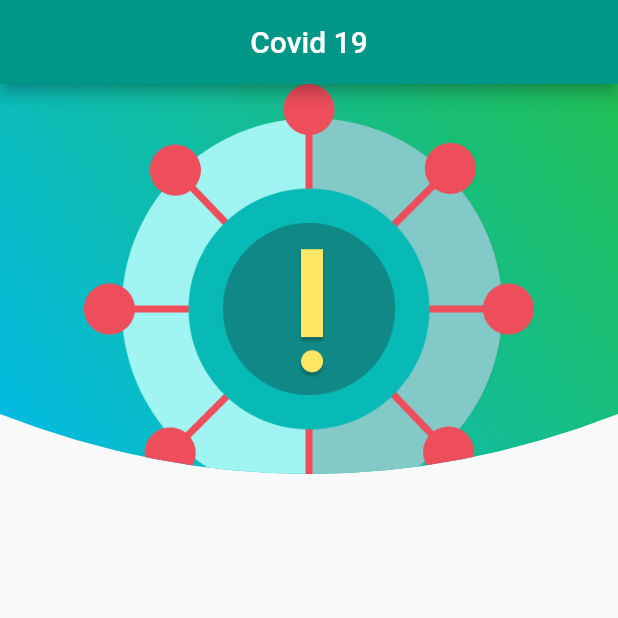
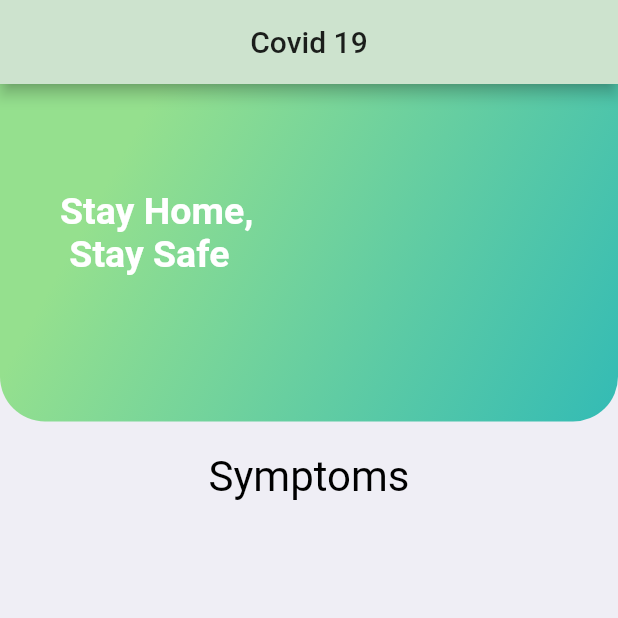
Before and after one commit to FahimMuntashir/Covid19-FlutterUI, a Flutter app: the screen it shows after launch, on a phone screen of 412 x 824 dp, the top half of it. Run offline on Flutter 3.47's test engine with Material 2 defaults, Android fonts, the phone set to English and light mode, and no system bars; Roboto replaces fonts that are missing (Helvetica).

Commit message:
Upper  Design

```diff
--- a/lib/main.dart
+++ b/lib/main.dart
@@ -1,88 +1,81 @@
-import 'package:flutter/cupertino.dart';
 import 'package:flutter/material.dart';
 
-void main() => runApp(CovidUI());
+import 'constraints.dart';
+void main() => runApp(MyApp());
 
-class CovidUI extends StatelessWidget {
+class MyApp extends StatelessWidget {
+  // This widget is the root of your application.
   @override
   Widget build(BuildContext context) {
     return MaterialApp(
-      home: UserPage(),
-      theme: ThemeData().copyWith(
-        primaryColor: Colors.teal,
+      debugShowCheckedModeBanner: false,
+      title: 'Flutter Demo',
+      theme: ThemeData(
+        primaryColor: Color(0xFFCDE3CE),
       ),
+      home: MyHomePage(),
     );
   }
 }
 
-class UserPage extends StatelessWidget {
+class MyHomePage extends StatefulWidget {
+  @override
+  _MyHomePageState createState() => _MyHomePageState();
+}
+
+class _MyHomePageState extends State<MyHomePage> {
   @override
   Widget build(BuildContext context) {
     return Scaffold(
       appBar: AppBar(
-        title: Center(
-          child: Text(
-            'Covid 19',
-            style: TextStyle(),
+        title: Center(child: Text('Covid 19')),
+      ),
+      body: Container(
+        color: backgroundColor,
+        child: Column(
+          crossAxisAlignment: CrossAxisAlignment.stretch,
+          children: <Widget>[
+            Container(
+              padding: EdgeInsets.all(40),
+              constraints: BoxConstraints.expand(height: 225),
+              decoration: BoxDecoration(
+                  gradient: new LinearGradient(
+                      colors: [lightBlueIsh, lightGreen],
+                      begin: const FractionalOffset(1.0, 1.0),
+                      end: const FractionalOffset(0.2, 0.2),
+                      stops: [0.0, 1.0],
+                      tileMode: TileMode.clamp),
+                  borderRadius: BorderRadius.only(
+                      bottomLeft: Radius.circular(30),
+                      bottomRight: Radius.circular(30))),
+              child: Container(
+                padding: EdgeInsets.only(top: 30),
+                child: Column(
+                  crossAxisAlignment: CrossAxisAlignment.start,
+                  children: <Widget>[
+                    Text(
+                      'Stay Home,\n Stay Safe',
+                      style: titleStyleWhite,
+                    ),
+                  ],
                 ),
               ),
             ),
-      body: Column(
-        crossAxisAlignment: CrossAxisAlignment.center,
-        children: <Widget>[
-          ClipPath(
-            clipper: MyClipper(),
-            child: Container(
-              height: 300.0,
-              width: double.infinity,
-              decoration: BoxDecoration(
-                gradient: LinearGradient(
-                    begin: Alignment.topRight,
-                    end: Alignment.bottomLeft,
-                    colors: [
-                      Color(0xFF20BF55),
-                      Color(0xFF01BAEF),
-                    ]),
+            SizedBox(
+              height: 20.0,
             ),
-              child: Column(
-                children: <Widget>[
-
-                  Expanded(
-                    child: Stack(
-                      children: <Widget>[
             Center(
-                          child: Image(
-                            image: AssetImage("images/logo.png"),
+              child: Text(
+                'Symptoms',
+                style: TextStyle(
+                  color: Colors.black,
+                  fontSize: 28.0,
+                ),
               ),
             ),
           ],
         ),
       ),
-                ],
-              ),
-            ),
-          ),
-        ],
-      ),
     );
   }
 }
-
-class MyClipper extends CustomClipper<Path> {
-  @override
-  Path getClip(Size size) {
-    var path = Path();
-    path.lineTo(0, size.height - 80);
-    path.quadraticBezierTo(
-        size.width / 2, size.height, size.width, size.height - 80);
-    path.lineTo(size.width, 0);
-    path.close();
-    return path;
-  }
-
-  @override
-  bool shouldReclip(CustomClipper<Path> oldClipper) {
-    // TODO: implement shouldReclip
-    return false;
-  }
-}
```
Also changed, not shown: lib/constraints.dart (added, +46 -0 lines), 1 other file. Lines whose indentation alone changed are shown as unchanged.
